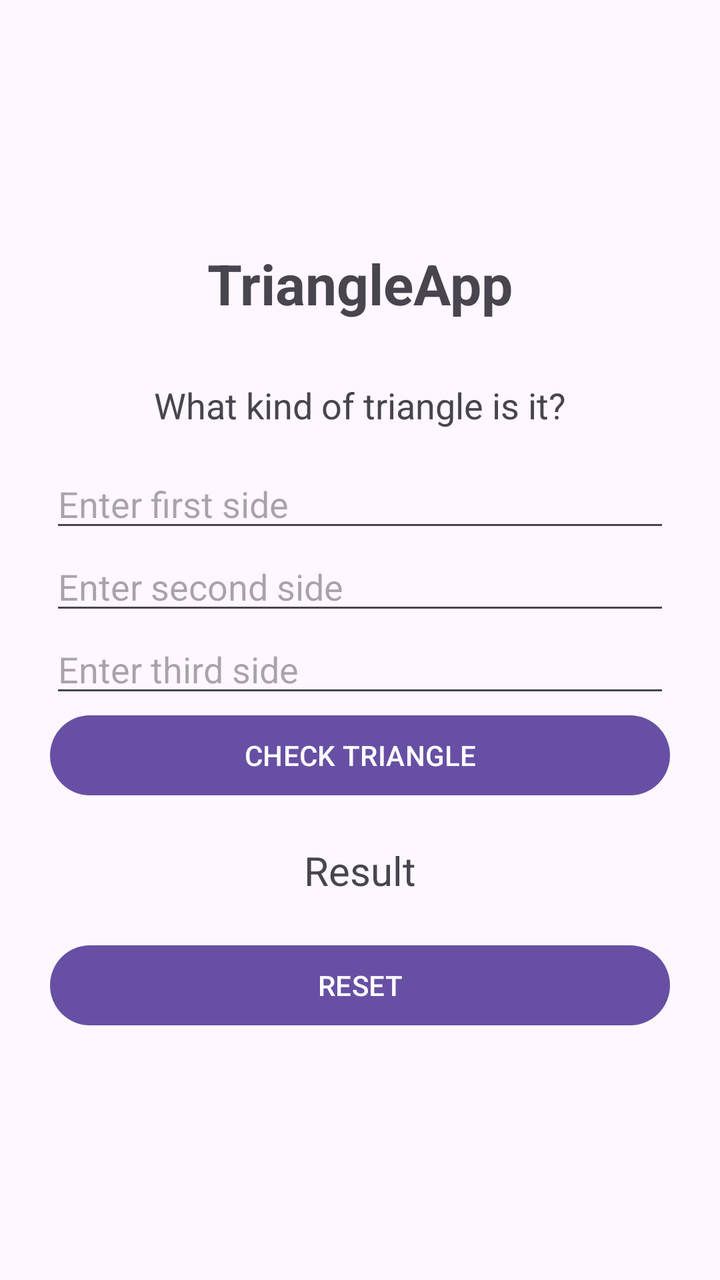
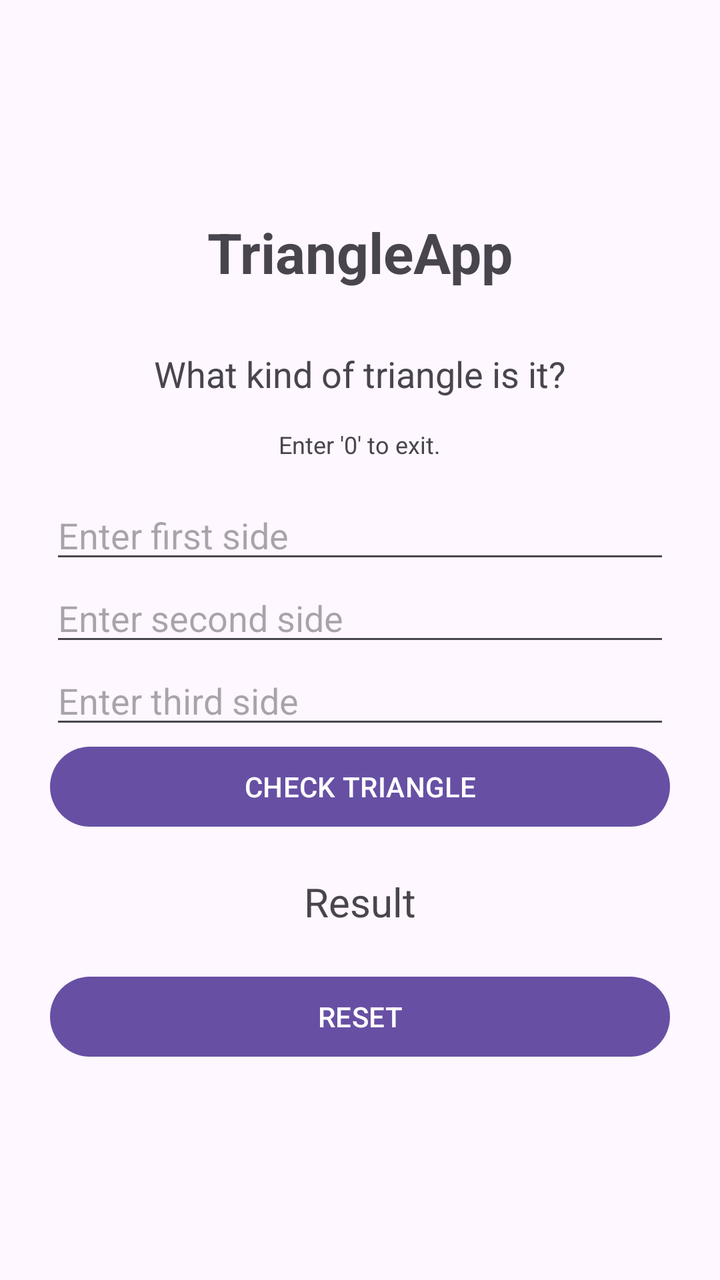

The first picture is an Android layout as it rendered before a commit; the second is the same layout after the commit. The layout source and the unified diff follow.
<!-- AndroidManifest.xml: application theme Theme.MyTriangleApp -->
<!-- res/layout/activity_main.xml -->
<?xml version="1.0" encoding="utf-8"?>
<LinearLayout
    xmlns:android="http://schemas.android.com/apk/res/android"
    android:layout_width="match_parent"
    android:layout_height="match_parent"
    android:orientation="vertical"
    android:gravity="center"
    android:padding="25dp">

    <TextView
        android:layout_width="wrap_content"
        android:layout_height="wrap_content"
        android:text="TriangleApp"
        android:textSize="28sp"
        android:textStyle="bold"
        android:layout_marginBottom="30dp"/>

    <TextView
        android:layout_width="wrap_content"
        android:layout_height="wrap_content"
        android:text="What kind of triangle is it?"
        android:textSize="18sp"
        android:layout_marginBottom="15dp"/>

    <EditText
        android:id="@+id/side1"
        android:layout_width="match_parent"
        android:layout_height="wrap_content"
        android:hint="Enter first side"
        android:inputType="numberDecimal|numberSigned"/>

    <EditText
        android:id="@+id/side2"
        android:layout_width="match_parent"
        android:layout_height="wrap_content"
        android:hint="Enter second side"
        android:inputType="numberDecimal|numberSigned"/>

    <EditText
        android:id="@+id/side3"
        android:layout_width="match_parent"
        android:layout_height="wrap_content"
        android:hint="Enter third side"
        android:inputType="numberDecimal|numberSigned"/>

    <Button
        android:id="@+id/checkTriangleButton"
        android:layout_width="match_parent"
        android:layout_height="wrap_content"
        android:text="CHECK TRIANGLE"/>

    <TextView
        android:id="@+id/result"
        android:layout_width="match_parent"
        android:layout_height="wrap_content"
        android:text="Result"
        android:textSize="20sp"
        android:gravity="center"
        android:padding="20dp"/>

    <Button
        android:id="@+id/resetButton"
        android:layout_width="match_parent"
        android:layout_height="wrap_content"
        android:text="RESET"/>

</LinearLayout>
<!-- resources referenced by this layout -->
<resources>
  <style name="Theme.MyTriangleApp" parent="Base.Theme.MyTriangleApp" />
  <style name="Base.Theme.MyTriangleApp" parent="Theme.Material3.DayNight.NoActionBar">
          
          
      </style>
</resources>

<!-- the commit's change to res/layout/activity_main.xml (unified diff, before → after) -->
@@ -20,6 +20,13 @@
         android:layout_height="wrap_content"
         android:text="What kind of triangle is it?"
         android:textSize="18sp"
+        android:layout_marginBottom="15dp"/>
+
+    <TextView
+        android:layout_width="wrap_content"
+        android:layout_height="wrap_content"
+        android:text="Enter '0' to exit."
+        android:textSize="12sp"
         android:layout_marginBottom="15dp"/>
 
     <EditText
